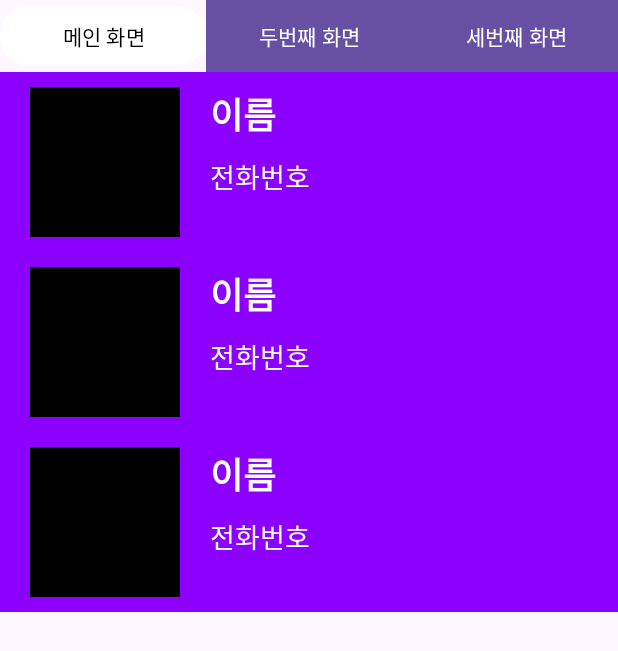
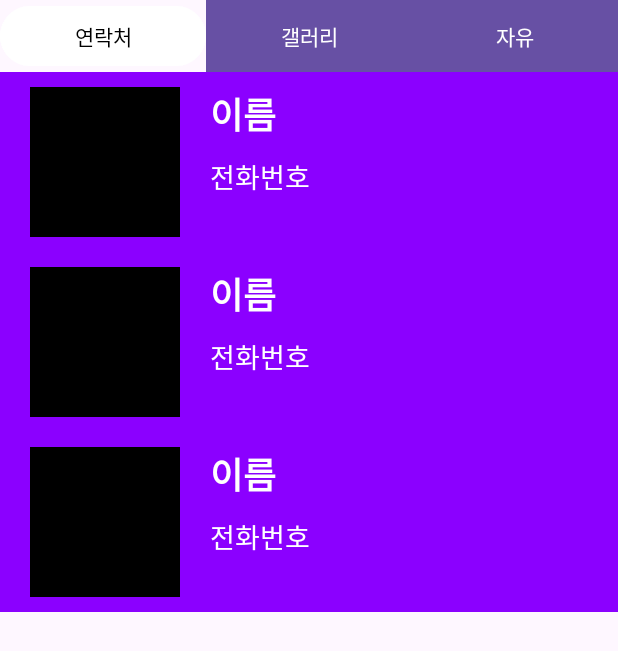
Before and after one commit to Jannare/madcamp_week1, an Android app: the layout activity_main.xml on its own in the app's theme, with its tools: preview values and no code run, on a phone screen of 412 x 824 dp. Shown: the top 651 px of the screen. Run offline under Robolectric (Android 15) with nearby library versions, the phone set to English and light mode, and no system bars.

Commit message:
[xml] 버튼 누를 때 더 동그랗게 / 탭 constraintLayout 엄격하게 수정

```diff
--- a/app/src/main/res/drawable/color_change.xml
+++ b/app/src/main/res/drawable/color_change.xml
@@ -8,8 +8,8 @@
     </item>
     <item android:state_pressed="true">
         <shape>
-            <solid android:color="#E8C854"></solid>
-            <corners android:radius="10dp"></corners>
+            <solid android:color="#D8CEF6"></solid>
+            <corners android:radius="50dp"></corners>
         </shape>
     </item>
 </selector>
--- a/app/src/main/res/layout/activity_main.xml
+++ b/app/src/main/res/layout/activity_main.xml
@@ -8,51 +8,38 @@
     android:layout_height="match_parent"
     tools:context=".MainActivity">
 
-    <TextView
-        android:id="@+id/textView"
-        android:layout_width="250dp"
-        android:layout_height="wrap_content"
-        android:text="첫번째화면"
-        android:textSize="50sp"
-        app:layout_constraintBottom_toBottomOf="parent"
-        app:layout_constraintEnd_toEndOf="parent"
-        app:layout_constraintHorizontal_bias="0.496"
-        app:layout_constraintStart_toStartOf="parent"
-        app:layout_constraintTop_toTopOf="parent"
-        app:layout_constraintVertical_bias="0.377" />
-
     <Button
         android:id="@+id/change21Button"
         android:layout_width="137sp"
         android:layout_height="wrap_content"
-        android:text="메인 화면"
+        android:text="연락처"
         android:textColor="@color/black"
         android:backgroundTint="@color/white"
         app:layout_constraintTop_toTopOf="parent"
         app:layout_constraintStart_toStartOf="parent"
-        app:layout_constraintEnd_toStartOf="@+id/change22Button"
+        app:layout_constraintRight_toLeftOf="@+id/change22Button"
         />
 
     <Button
         android:id="@+id/change22Button"
         android:layout_width="138sp"
         android:layout_height="wrap_content"
-        android:text="두번째 화면"
-        app:layout_constraintLeft_toRightOf="@+id/change21Button"
+        android:text="갤러리"
         android:background="@drawable/color_change"
         app:layout_constraintTop_toTopOf="parent"
-        app:layout_constraintStart_toEndOf="@+id/change21Button"
-        app:layout_constraintEnd_toStartOf="@+id/change23Button" />
+        app:layout_constraintLeft_toRightOf="@+id/change21Button"
+        app:layout_constraintRight_toLeftOf="@+id/change23Button" />
 
     <Button
         android:id="@+id/change23Button"
         android:layout_width="137sp"
         android:layout_height="wrap_content"
-        android:text="세번째 화면"
+        android:text="자유"
+        android:background="@drawable/color_change"
         app:layout_constraintTop_toTopOf="parent"
-        app:layout_constraintStart_toEndOf="@+id/change22Button"
+        app:layout_constraintLeft_toRightOf="@+id/change22Button"
         app:layout_constraintEnd_toEndOf="parent"
-        android:background="@drawable/color_change"/>
+        />
 
     <androidx.recyclerview.widget.RecyclerView
         android:layout_width="match_parent"
@@ -61,7 +48,7 @@
         app:layoutManager="androidx.recyclerview.widget.LinearLayoutManager"
         android:orientation="vertical"
         tools:listitem="@layout/item_recycler"
-        app:layout_constraintTop_toBottomOf="@id/change21Button"
+        app:layout_constraintTop_toBottomOf="@id/change22Button"
         app:layout_constraintLeft_toLeftOf="parent"
         app:layout_constraintRight_toRightOf="parent"/>
 
```
Also changed, not shown: app/src/main/res/layout/activity_second.xml (+9 -8 lines), app/src/main/res/layout/activity_third.xml (+5 -5 lines).
